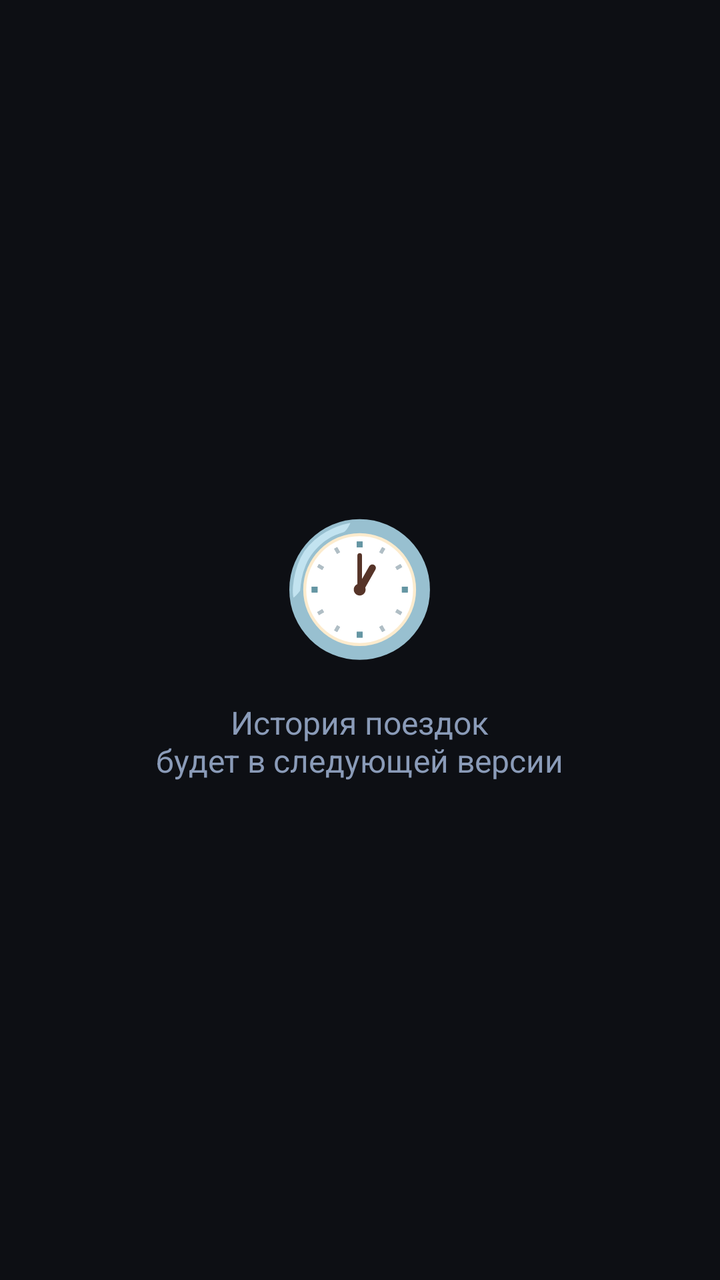
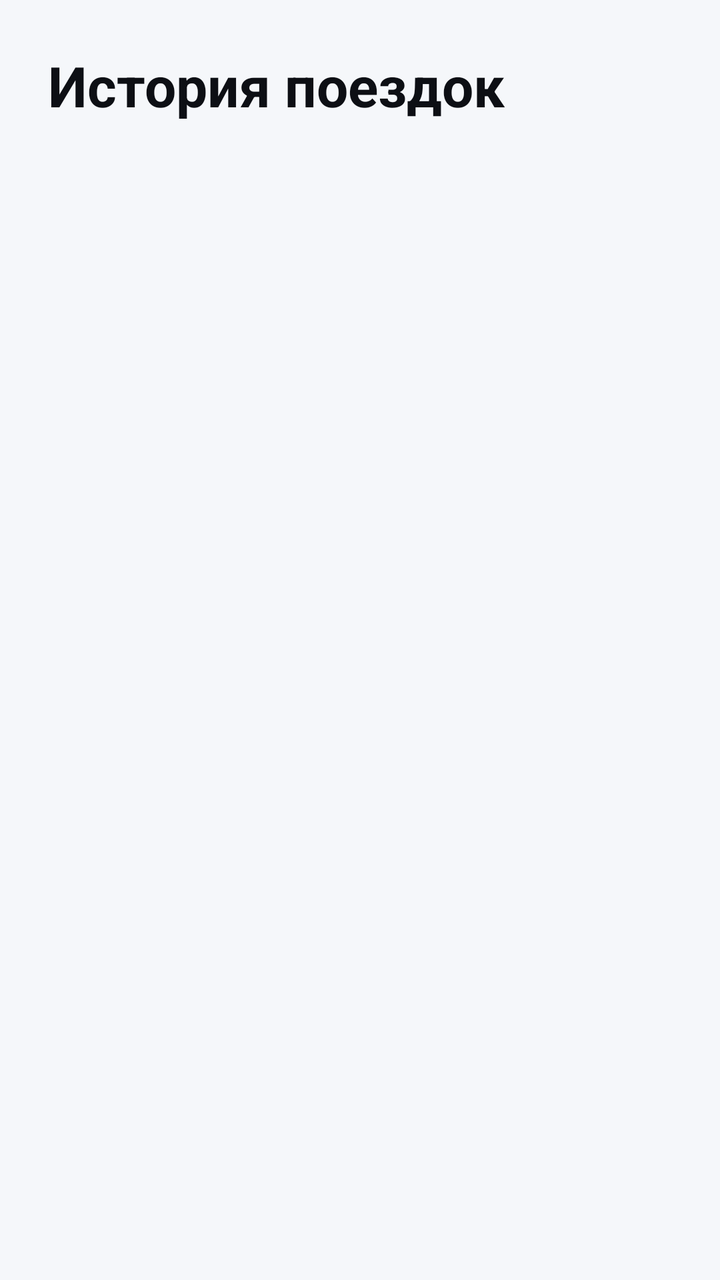

Before-and-after screenshots of an Android layout around one commit, followed by the original layout XML and the change that was made.
<!-- AndroidManifest.xml: application theme Theme.TransitWallet -->
<!-- res/layout/fragment_history.xml -->
<?xml version="1.0" encoding="utf-8"?>
<LinearLayout
    xmlns:android="http://schemas.android.com/apk/res/android"
    android:layout_width="match_parent"
    android:layout_height="match_parent"
    android:background="@color/background"
    android:gravity="center"
    android:orientation="vertical">

    <TextView
        android:layout_width="wrap_content"
        android:layout_height="wrap_content"
        android:text="&#128336;"
        android:textSize="64sp" />

    <TextView
        android:layout_width="wrap_content"
        android:layout_height="wrap_content"
        android:layout_marginTop="16dp"
        android:gravity="center"
        android:text="История поездок\nбудет в следующей версии"
        android:textColor="@color/text_secondary"
        android:textSize="16sp" />

</LinearLayout>
<!-- resources referenced by this layout -->
<resources>
  <color name="background">#0D0F14</color>
  <color name="text_secondary">#8A9BB8</color>
  <style name="Theme.TransitWallet" parent="Theme.Material3.Dark.NoActionBar">
          <item name="colorPrimary">@color/accent_blue</item>
          <item name="colorPrimaryVariant">@color/accent_blue_dark</item>
          <item name="colorOnPrimary">@color/white</item>
          <item name="colorSurface">@color/surface</item>
          <item name="android:windowBackground">@color/background</item>
          <item name="android:statusBarColor">@color/background</item>
          <item name="android:navigationBarColor">@color/surface_nav</item>
      </style>
  <color name="accent_blue">#4A90E2</color>
  <color name="accent_blue_dark">#2E6DB4</color>
  <color name="white">#FFFFFF</color>
  <color name="surface">#161A23</color>
  <color name="surface_nav">#12151E</color>
</resources>

<!-- the commit's change to res/layout/fragment_history.xml (unified diff, before → after) -->
@@ -1,25 +1,62 @@
 <?xml version="1.0" encoding="utf-8"?>
-<LinearLayout
+<androidx.constraintlayout.widget.ConstraintLayout
     xmlns:android="http://schemas.android.com/apk/res/android"
+    xmlns:app="http://schemas.android.com/apk/res-auto"
     android:layout_width="match_parent"
     android:layout_height="match_parent"
-    android:background="@color/background"
-    android:gravity="center"
-    android:orientation="vertical">
+    android:background="?attr/backgroundColor">
 
     <TextView
+        android:id="@+id/title"
         android:layout_width="wrap_content"
         android:layout_height="wrap_content"
-        android:text="&#128336;"
-        android:textSize="64sp" />
+        android:layout_marginStart="24dp"
+        android:layout_marginTop="24dp"
+        android:text="@string/history_title"
+        android:textColor="?attr/textPrimaryColor"
+        android:textSize="28sp"
+        android:textStyle="bold"
+        app:layout_constraintStart_toStartOf="parent"
+        app:layout_constraintTop_toTopOf="parent" />
 
-    <TextView
+    <androidx.recyclerview.widget.RecyclerView
+        android:id="@+id/history_recycler"
+        android:layout_width="0dp"
+        android:layout_height="0dp"
+        android:clipToPadding="false"
+        android:paddingBottom="16dp"
+        app:layout_constraintBottom_toBottomOf="parent"
+        app:layout_constraintEnd_toEndOf="parent"
+        app:layout_constraintStart_toStartOf="parent"
+        app:layout_constraintTop_toBottomOf="@id/title" />
+
+    <LinearLayout
+        android:id="@+id/empty_state"
         android:layout_width="wrap_content"
         android:layout_height="wrap_content"
-        android:layout_marginTop="16dp"
         android:gravity="center"
-        android:text="История поездок\nбудет в следующей версии"
-        android:textColor="@color/text_secondary"
-        android:textSize="16sp" />
+        android:orientation="vertical"
+        android:visibility="gone"
+        app:layout_constraintBottom_toBottomOf="parent"
+        app:layout_constraintEnd_toEndOf="parent"
+        app:layout_constraintStart_toStartOf="parent"
+        app:layout_constraintTop_toTopOf="parent">
 
-</LinearLayout>
+        <TextView
+            android:layout_width="wrap_content"
+            android:layout_height="wrap_content"
+            android:text="&#128652;"
+            android:textSize="64sp" />
+
+        <TextView
+            android:layout_width="wrap_content"
+            android:layout_height="wrap_content"
+            android:layout_marginTop="16dp"
+            android:gravity="center"
+            android:text="@string/history_empty"
+            android:textColor="?attr/textSecondaryColor"
+            android:textSize="16sp" />
+
+    </LinearLayout>
+
+</androidx.constraintlayout.widget.ConstraintLayout>
<!-- resource entries referenced after the edit -->
@@ -1,20 +1,30 @@
 <!-- resources referenced by this layout -->
 <resources>
-  <color name="background">#0D0F14</color>
-  <color name="text_secondary">#8A9BB8</color>
-  <style name="Theme.TransitWallet" parent="Theme.Material3.Dark.NoActionBar">
+  <string name="history_empty">История пуста.\nПриложи карту для обновления.</string>
+  <string name="history_title">История поездок</string>
+  <style name="Theme.TransitWallet" parent="Theme.Material3.Light.NoActionBar">
           <item name="colorPrimary">@color/accent_blue</item>
           <item name="colorPrimaryVariant">@color/accent_blue_dark</item>
           <item name="colorOnPrimary">@color/white</item>
-          <item name="colorSurface">@color/surface</item>
-          <item name="android:windowBackground">@color/background</item>
-          <item name="android:statusBarColor">@color/background</item>
-          <item name="android:navigationBarColor">@color/surface_nav</item>
+          <item name="colorSurface">@color/surface_light</item>
+          <item name="android:windowBackground">@color/background_light</item>
+          <item name="android:statusBarColor">@color/background_light</item>
+          <item name="android:navigationBarColor">@color/surface_nav_light</item>
+          <item name="backgroundColor">@color/background_light</item>
+          <item name="surfaceColor">@color/surface_light</item>
+          <item name="navColor">@color/surface_nav_light</item>
+          <item name="textPrimaryColor">@color/text_primary_light</item>
+          <item name="textSecondaryColor">@color/text_secondary_light</item>
+          <item name="dividerColor">@color/divider_light</item>
       </style>
   <color name="accent_blue">#4A90E2</color>
   <color name="accent_blue_dark">#2E6DB4</color>
   <color name="white">#FFFFFF</color>
-  <color name="surface">#161A23</color>
-  <color name="surface_nav">#12151E</color>
+  <color name="surface_light">#FFFFFF</color>
+  <color name="background_light">#F5F7FA</color>
+  <color name="surface_nav_light">#FFFFFF</color>
+  <color name="text_primary_light">#0D0F14</color>
+  <color name="text_secondary_light">#4A5568</color>
+  <color name="divider_light">#E2E8F0</color>
 </resources>
 
